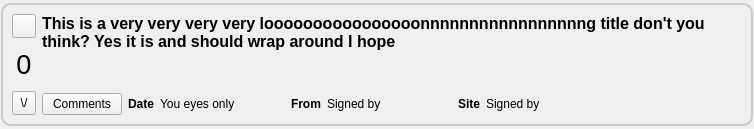
The window that retroshare-gui/src/gui/Posted/PostedItem.ui (RetroShare/RetroShare) describes before a commit, drawn with Qt 5.
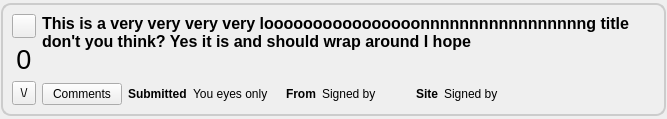
The same window after the commit. Icons and pictures are not drawn. Custom widgets are drawn as their Qt base class.

Commit message: Improving Posted Links, changed some strings, added a info label, not allow blank posts without a title.

```diff
--- a/retroshare-gui/src/gui/Posted/PostedItem.ui
+++ b/retroshare-gui/src/gui/Posted/PostedItem.ui
@@ -6,8 +6,8 @@
    <rect>
     <x>0</x>
     <y>0</y>
-    <width>754</width>
-    <height>129</height>
+    <width>667</width>
+    <height>119</height>
    </rect>
   </property>
   <property name="font">
@@ -108,7 +108,7 @@
       <item row="0" column="1" colspan="8">
        <widget class="QLabel" name="titleLabel">
         <property name="sizePolicy">
-         <sizepolicy hsizetype="Preferred" vsizetype="Fixed">
+         <sizepolicy hsizetype="Preferred" vsizetype="Expanding">
           <horstretch>0</horstretch>
           <verstretch>0</verstretch>
          </sizepolicy>
@@ -157,7 +157,7 @@
          </font>
         </property>
         <property name="text">
-         <string>Date</string>
+         <string>Submitted</string>
         </property>
        </widget>
       </item>
```
The commit also changes 7 other files.
